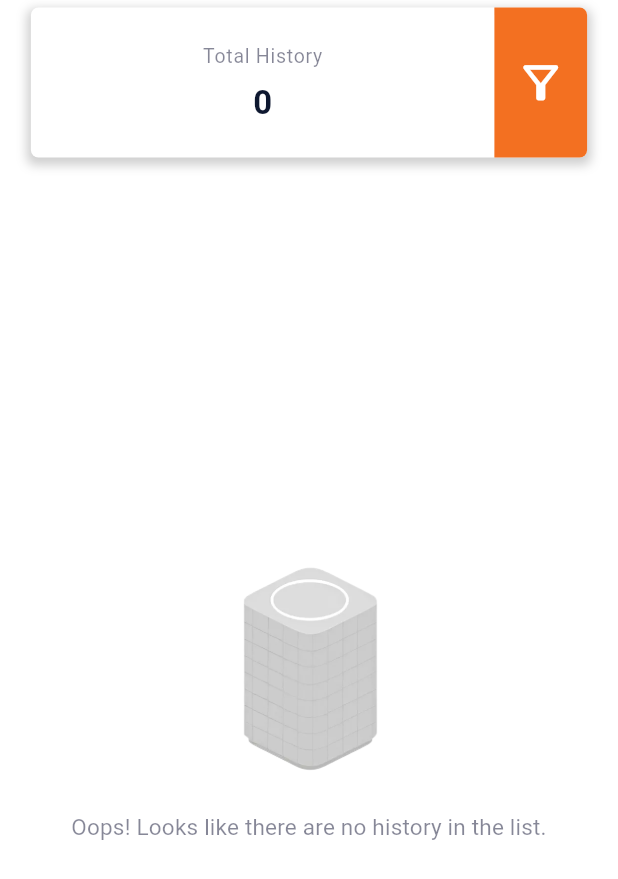
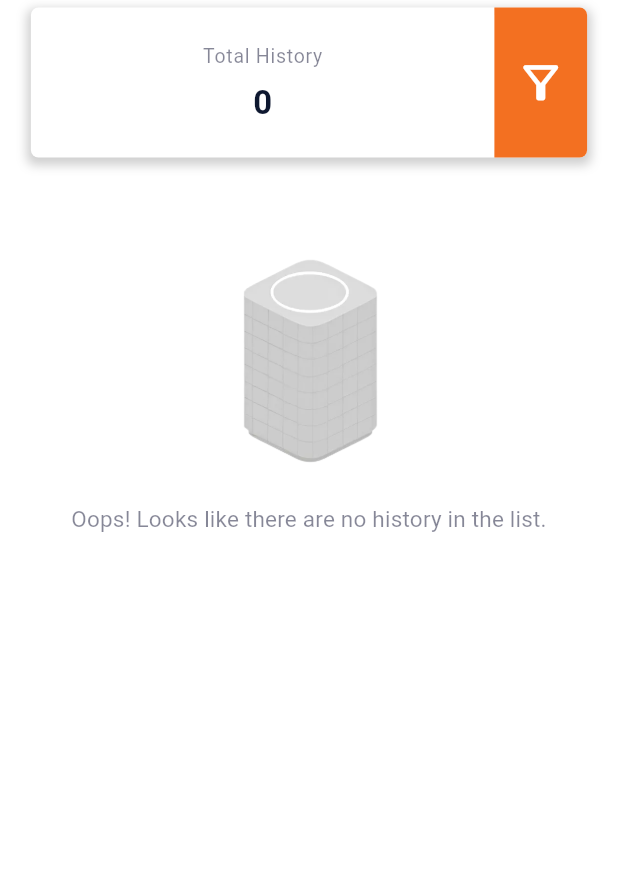
Before and after one commit to 3mallrice/fptu_bike_parking_system, a Flutter app: the HistoryScreen screen opened by its route, after a tap on the "filter alt" icon, on a phone screen of 412 x 824 dp. Shown: the top 879 px of the screen. Run offline on Flutter 3.47's test engine with Material 3 defaults, Android fonts, the phone set to English and light mode, and no system bars; our stand-ins replace cached_network_image, carousel_slider, dotted_line, firebase_core, firebase_messaging, fl_chart and 21 more; missing offline and left inert: flutter_zalopay_sdk, vnpay_client, widgets_to_image; accounts and stored records are empty.

Commit message:
[maotou][update source code final]

```diff
--- a/lib/component/main_app_bar.dart
+++ b/lib/component/main_app_bar.dart
@@ -102,6 +102,7 @@ class MainAppBar extends StatelessWidget implements PreferredSizeWidget {
                                           .colorScheme
                                           .background,
                                       fontSize: 8,
+                                      fontWeight: FontWeight.bold,
                                     ),
                               ),
                             ),
--- a/lib/component/shadow_button.dart
+++ b/lib/component/shadow_button.dart
@@ -10,6 +10,7 @@ class ShadowButton extends StatelessWidget {
   final EdgeInsetsGeometry? margin;
   final EdgeInsetsGeometry? padding;
   final double? borderRadius;
+  final AlignmentGeometry? alignment;
 
   const ShadowButton({
     /// A button widget that wraps a child with a shadow effect.
@@ -32,11 +33,13 @@ class ShadowButton extends StatelessWidget {
     this.margin,
     this.padding,
     this.borderRadius,
+    this.alignment,
   });
 
   @override
   Widget build(BuildContext context) {
     return Container(
+      alignment: alignment ?? Alignment.center,
       width: width ?? MediaQuery.of(context).size.width * 0.9,
       height: height,
       margin: margin,
@@ -58,6 +61,7 @@ class ShadowButton extends StatelessWidget {
         style: textStyle ??
             Theme.of(context).textTheme.titleMedium!.copyWith(
                   color: titleColor ?? Theme.of(context).colorScheme.surface,
+                  fontWeight: FontWeight.bold,
                 ),
         textAlign: TextAlign.center,
       ),
--- a/lib/representation/about_screen.dart
+++ b/lib/representation/about_screen.dart
@@ -1,6 +1,5 @@
 import 'package:bai_system/component/app_bar_component.dart';
 import 'package:flutter/material.dart';
-import 'package:info_kit/info_kit.dart';
 import 'package:logger/logger.dart';
 import 'package:url_launcher/url_launcher.dart';
 
@@ -56,7 +55,7 @@ class _AboutUsState extends State<AboutUs> {
           _buildLogo(context),
           const SizedBox(height: 7),
           Text(
-            'Version ${InfoKit.version}',
+            'Version 2.0.6',
             style: Theme.of(context).textTheme.titleSmall!.copyWith(
                   fontWeight: FontWeight.normal,
                   color: Theme.of(context).colorScheme.outline,
--- a/lib/representation/history.dart
+++ b/lib/representation/history.dart
@@ -97,6 +97,9 @@ class _HistoryScreenState extends State<HistoryScreen> with ApiResponseHandler {
         setState(() {
           isLoading = false;
         });
+        if (mounted) {
+          _showErrorDialog('An error occurred while fetching histories.');
+        }
         return;
       }
 
@@ -193,27 +196,45 @@ class _HistoryScreenState extends State<HistoryScreen> with ApiResponseHandler {
         onRefresh: () async {
           await getCustomerHistories(isRefresh: true);
         },
+        child: Stack(
+          children: [
+            ListView(
+              physics: const AlwaysScrollableScrollPhysics(),
+              children: [
+                Align(
+                  alignment: Alignment.center,
                   child: Column(
                     children: [
                       _buildTotalHistoryContainer(context),
-            Expanded(
-              child: isLoading
-                  ? const Center(
-                      child: LoadingCircle(),
-                    )
-                  : histories.isEmpty
-                      ? EmptyBox(
-                          message: EmptyBoxMessage.emptyList(
-                              label: ListName.history),
-                        )
-                      : Container(
+                      const SizedBox(height: 20),
+                      _buildHistoryInformation(context),
+                    ],
+                  ),
+                ),
+              ],
+            ),
+            if (isLoading) const Center(child: LoadingCircle()),
+          ],
+        ),
+      ),
+    );
+  }
+
+  Widget _buildHistoryInformation(BuildContext context) {
+    if (histories.isEmpty) {
+      return EmptyBox(
+        message: EmptyBoxMessage.emptyList(label: ListName.history),
+      );
+    }
+
+    return Container(
       alignment: Alignment.center,
       margin: EdgeInsets.symmetric(
-                            horizontal:
-                                MediaQuery.of(context).size.width * 0.05,
+        horizontal: MediaQuery.of(context).size.width * 0.05,
       ),
       child: ListView.builder(
-                            controller: _scrollController,
+        shrinkWrap: true,
+        physics: const NeverScrollableScrollPhysics(),
         itemCount: histories.length + 1,
         itemBuilder: (context, index) {
           if (index < histories.length) {
@@ -223,8 +244,7 @@ class _HistoryScreenState extends State<HistoryScreen> with ApiResponseHandler {
                 if (!history.isFeedback) {
                   addFeedbackDialog(history.id);
                 } else {
-                                      viewFeedbackDialog(
-                                          history.title, history.description);
+                  viewFeedbackDialog(history.title, history.description);
                 }
               },
               child: historyCard(history),
@@ -238,34 +258,27 @@ class _HistoryScreenState extends State<HistoryScreen> with ApiResponseHandler {
                       child: LoadingCircle(
                         size: 30,
                         isHeight: false,
-                                            )),
+                      ),
+                    ),
                   )
                 : const SizedBox();
           } else if (_hasNextPage == false) {
             return Container(
               padding: const EdgeInsets.all(8.0),
-                                  margin: const EdgeInsets.only(
-                                      bottom: 10, left: 10, right: 10),
+              margin: const EdgeInsets.only(bottom: 10, left: 10, right: 10),
               decoration: BoxDecoration(
                 borderRadius: BorderRadius.circular(5),
-                                    color:
-                                        Theme.of(context).colorScheme.secondary,
+                color: Theme.of(context).colorScheme.secondary,
               ),
               child: Text(
                 Message.noMore(message: ListName.history),
-                                    style:
-                                        Theme.of(context).textTheme.bodyMedium,
+                style: Theme.of(context).textTheme.bodyMedium,
                 textAlign: TextAlign.center,
               ),
             );
           }
           return null;
         },
-                          ),
-                        ),
-            ),
-          ],
-        ),
       ),
     );
   }
--- a/lib/representation/me.dart
+++ b/lib/representation/me.dart
@@ -124,6 +124,7 @@ class _MeScreenState extends State<MeScreen> {
                               .copyWith(
                                 color: Theme.of(context).colorScheme.background,
                                 fontSize: 8,
+                                fontWeight: FontWeight.bold,
                               ),
                         ),
                       ),
--- a/lib/representation/payment.dart
+++ b/lib/representation/payment.dart
@@ -493,6 +493,7 @@ class _PaymentScreenState extends State<PaymentScreen> with ApiResponseHandler {
     log.i('Payment ${isSuccess ? 'success' : 'failure'}');
     showDialog(
       context: context,
+      barrierDismissible: false, // user must tap button!
       builder: (BuildContext context) {
         return OKDialog(
           title: 'Payment ${isSuccess ? 'Success' : 'Failure'}',
--- a/lib/representation/settings_profile.dart
+++ b/lib/representation/settings_profile.dart
@@ -182,6 +182,7 @@ class _SettingAndProfileScreenState extends State<SettingAndProfileScreen> {
                                             .colorScheme
                                             .background,
                                         fontSize: 8,
+                                        fontWeight: FontWeight.bold,
                                       ),
                                 ),
                               ),
--- a/lib/representation/wallet.dart
+++ b/lib/representation/wallet.dart
@@ -212,6 +212,9 @@ class _WalletScreenState extends State<WalletScreen>
           extraBalance = extraBalanceModel.data!.balance;
           expiredDate = extraBalanceModel.data!.expiredDate;
         });
+
+        log.d('Extra balance: $extraBalance');
+        log.d('Expired date: $expiredDate');
       }
     } catch (e) {
       log.e('Error during get extra balance: $e');
@@ -506,7 +509,7 @@ class _WalletScreenState extends State<WalletScreen>
                                 color: Theme.of(context).colorScheme.primary,
                               ),
                         ),
-                        if (!isMain)
+                        if (!isMain && expiredDate != null)
                           Padding(
                             padding: const EdgeInsets.only(top: 5),
                             child: Text(
--- a/lib/service/internet_connection_checker.dart
+++ b/lib/service/internet_connection_checker.dart
@@ -4,12 +4,14 @@ import 'package:internet_connection_checker_plus/internet_connection_checker_plu
 
 class InternetConnectionService {
   final StreamController<bool> _connectionController =
-      StreamController<bool>.broadcast();
+  StreamController<bool>.broadcast();
+
   Stream<bool> get connectionStream => _connectionController.stream;
 
   InternetConnectionService() {
     InternetConnection().onStatusChange.listen((status) {
-      bool isConnected = (status == InternetStatus.connected);
+      // bool isConnected = (status == InternetStatus.connected);
+      bool isConnected = true;
       _connectionController.add(isConnected);
     });
   }
--- a/pubspec.yaml
+++ b/pubspec.yaml
@@ -16,7 +16,7 @@ publish_to: "none" # Remove this line if you wish to publish to pub.dev
 # https://developer.apple.com/library/archive/documentation/General/Reference/InfoPlistKeyReference/Articles/CoreFoundationKeys.html
 # In Windows, build-name is used as the major, minor, and patch parts
 # of the product and file versions while build-number is used as the build suffix.
-version: 2.0.1+5
+version: 2.0.6+5
 
 environment:
   sdk: ">=3.3.0 <4.0.0"
@@ -64,7 +64,6 @@ dependencies:
   mime: ^1.0.5
   fl_chart: ^0.69.0
   shimmer: ^3.0.0
-  info_kit: ^1.2.0+3
   firebase_core: ^3.4.0
   firebase_messaging: ^15.1.0
   flutter_popup_card: ^0.0.6
```
Also changed, not shown: lib/api/service/bai_be/bai_service.dart (+6 -11 lines), lib/main.dart (+0 -7 lines), lib/representation/add_bai_screen.dart (+57 -8 lines), lib/representation/bai_screen.dart (+17 -10 lines), pubspec.lock. Lines whose indentation alone changed are shown as unchanged.
